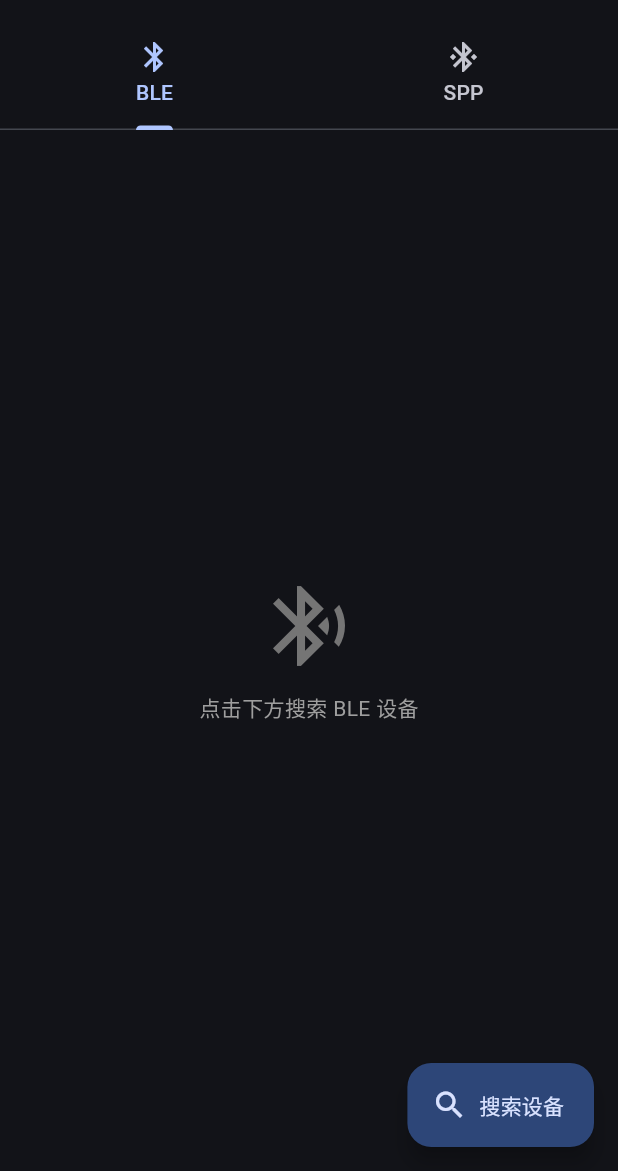
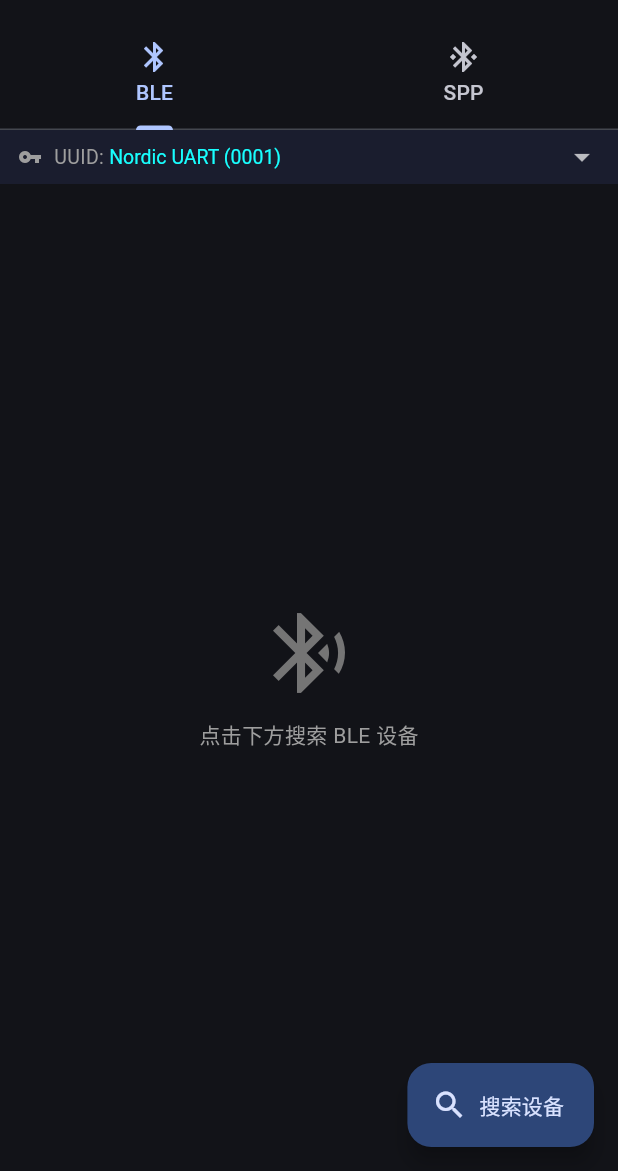
Before and after one commit to Red-Kal/spp-ble-flutter, a Flutter app: the screen it shows after launch, on a phone screen of 412 x 824 dp, the part 65-1236 px from its top. Run offline on Flutter 3.47's test engine with Material 3 defaults, Android fonts, the phone set to English and light mode, and no system bars; our stand-ins replace flutter_blue_plus.

Commit message:
添加 BT37 (FFE0) UUID 预设，适配大夏龙雀 DX-BT37 蓝牙模块
根据 PDF 技术手册，DX-BT37 模块使用 16 位 UUID：
  - Service UUID: 0xFFE0
  - Notify/Read UUID: 0xFFE1
  - Write UUID: 0xFFE2

在 BLE 扫描页增加 UUID 预设选择器，用户可在
「Nordic UART」和「BT37 (FFE0)」之间切换。
选择后连接 BLE 设备即使用对应 UUID。

```diff
--- a/lib/main.dart
+++ b/lib/main.dart
@@ -150,7 +150,42 @@ class _BleScanPageState extends State<_BleScanPage> {
   @override
   Widget build(BuildContext context) {
     return Scaffold(
-      body: _devices.isEmpty
+      body: Column(
+        children: [
+          // UUID 预设选择器
+          Container(
+            padding: const EdgeInsets.symmetric(horizontal: 12, vertical: 6),
+            color: const Color(0xFF1A1D2E),
+            child: Row(
+              children: [
+                const Icon(Icons.vpn_key, size: 16, color: Colors.grey),
+                const SizedBox(width: 8),
+                const Text('UUID: ', style: TextStyle(fontSize: 13, color: Colors.grey)),
+                Expanded(
+                  child: DropdownButtonHideUnderline(
+                    child: DropdownButton<String>(
+                      value: widget.ble.currentPreset,
+                      isDense: true,
+                      dropdownColor: const Color(0xFF2A2D3E),
+                      style: const TextStyle(fontSize: 13, color: Colors.cyanAccent),
+                      items: BleService.presets.keys.map((name) {
+                        final p = BleService.presets[name]!;
+                        return DropdownMenuItem(
+                          value: name,
+                          child: Text('$name (${p['uart']!.substring(4, 8)})'),
+                        );
+                      }).toList(),
+                      onChanged: (v) {
+                        if (v != null) widget.ble.applyPreset(v);
+                      },
+                    ),
+                  ),
+                ),
+              ],
+            ),
+          ),
+          Expanded(
+            child: _devices.isEmpty
                 ? Center(
                     child: Column(
                       mainAxisSize: MainAxisSize.min,
@@ -176,6 +211,9 @@ class _BleScanPageState extends State<_BleScanPage> {
                         ),
                       );
                     },
+                  ),
+          ),
+        ],
       ),
       floatingActionButton: FloatingActionButton.extended(
         onPressed: _toggleScan,
--- a/lib/services/ble_service.dart
+++ b/lib/services/ble_service.dart
@@ -12,20 +12,40 @@ enum BleConnectionState {
 
 /// BLE 服务 — 移植自旧项目 SpBLE.java
 ///
-///  默认 UUID（Nordic UART Service）
-///    UART: 6E400001-B5A3-F393-E0A9-E50E24DCCA9E
-///    TX:   6E400002-B5A3-F393-E0A9-E50E24DCCA9E
-///    RX:   6E400003-B5A3-F393-E0A9-E50E24DCCA9E
+/// 支持多种 UUID 预设：
+///   1. Nordic UART Service（默认）
+///       UART: 6E400001-B5A3-F393-E0A9-E50E24DCCA9E
+///       TX:   6E400002-B5A3-F393-E0A9-E50E24DCCA9E
+///       RX:   6E400003-B5A3-F393-E0A9-E50E24DCCA9E
+///   2. BT37 / FFE0（大夏龙雀 DX-BT37 模块）
+///       UART: 0000FFE0-0000-1000-8000-00805F9B34FB
+///       TX:   0000FFE2-0000-1000-8000-00805F9B34FB
+///       RX:   0000FFE1-0000-1000-8000-00805F9B34FB
 class BleService {
-  // ─── 默认 UUID ────────────────────────────────────────────
-  static const String _defaultUartUuid = '6e400001-b5a3-f393-e0a9-e50e24dcca9e';
-  static const String _defaultTxUuid = '6e400002-b5a3-f393-e0a9-e50e24dcca9e';
-  static const String _defaultRxUuid = '6e400003-b5a3-f393-e0a9-e50e24dcca9e';
+  // ─── UUID 预设 ──────────────────────────────────────────
+  static const String presetNordicUart = 'Nordic UART';
+  static const String presetBt37 = 'BT37 (FFE0)';
 
-  // ─── 可自定义的 UUID ─────────────────────────────────────
-  String _uartUuid = _defaultUartUuid;
-  String _txUuid = _defaultTxUuid;
-  String _rxUuid = _defaultRxUuid;
+  static const Map<String, Map<String, String>> presets = {
+    presetNordicUart: {
+      'uart': '6e400001-b5a3-f393-e0a9-e50e24dcca9e',
+      'tx':   '6e400002-b5a3-f393-e0a9-e50e24dcca9e',
+      'rx':   '6e400003-b5a3-f393-e0a9-e50e24dcca9e',
+    },
+    presetBt37: {
+      'uart': '0000ffe0-0000-1000-8000-00805f9b34fb',
+      'tx':   '0000ffe2-0000-1000-8000-00805f9b34fb',
+      'rx':   '0000ffe1-0000-1000-8000-00805f9b34fb',
+    },
+  };
+
+  String _currentPreset = presetNordicUart;
+  String get currentPreset => _currentPreset;
+
+  // ─── 当前 UUID ───────────────────────────────────────────
+  String _uartUuid = presets[presetNordicUart]!['uart']!;
+  String _txUuid = presets[presetNordicUart]!['tx']!;
+  String _rxUuid = presets[presetNordicUart]!['rx']!;
 
   String get uartUuid => _uartUuid;
   String get txUuid => _txUuid;
@@ -76,7 +96,16 @@ class BleService {
   StreamSubscription<List<ScanResult>>? _scanSub;
 
   // ─── 设置 UUID ───────────────────────────────────────────
-  void setUuid({
+  void applyPreset(String presetName) {
+    if (!presets.containsKey(presetName)) return;
+    final p = presets[presetName]!;
+    _uartUuid = p['uart']!;
+    _txUuid = p['tx']!;
+    _rxUuid = p['rx']!;
+    _currentPreset = presetName;
+  }
+
+  void setCustomUuid({
     required String uart,
     required String tx,
     required String rx,
@@ -84,12 +113,11 @@ class BleService {
     _uartUuid = uart;
     _txUuid = tx;
     _rxUuid = rx;
+    _currentPreset = '自定义';
   }
 
   void resetUuid() {
-    _uartUuid = _defaultUartUuid;
-    _txUuid = _defaultTxUuid;
-    _rxUuid = _defaultRxUuid;
+    applyPreset(presetNordicUart);
   }
 
   // ─── 扫描 BLE 设备 ──────────────────────────────────────
```
Also changed, not shown: 5 other files. Lines whose indentation alone changed are shown as unchanged.
